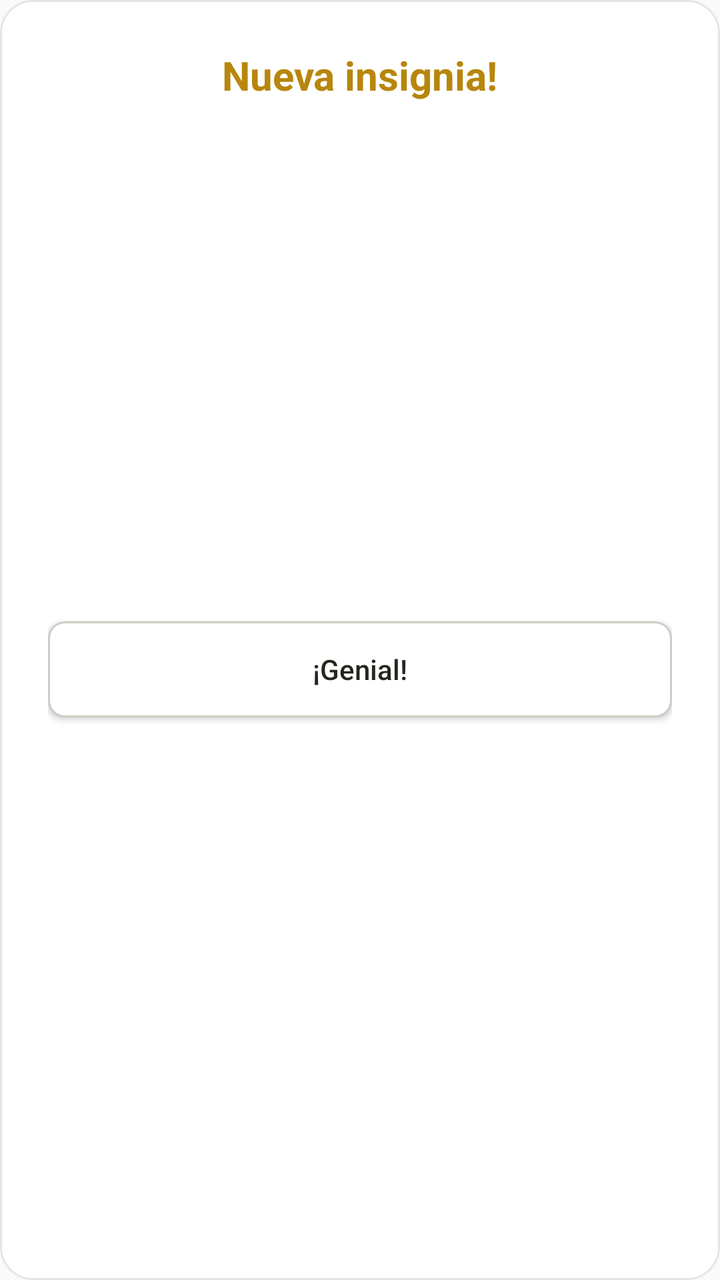
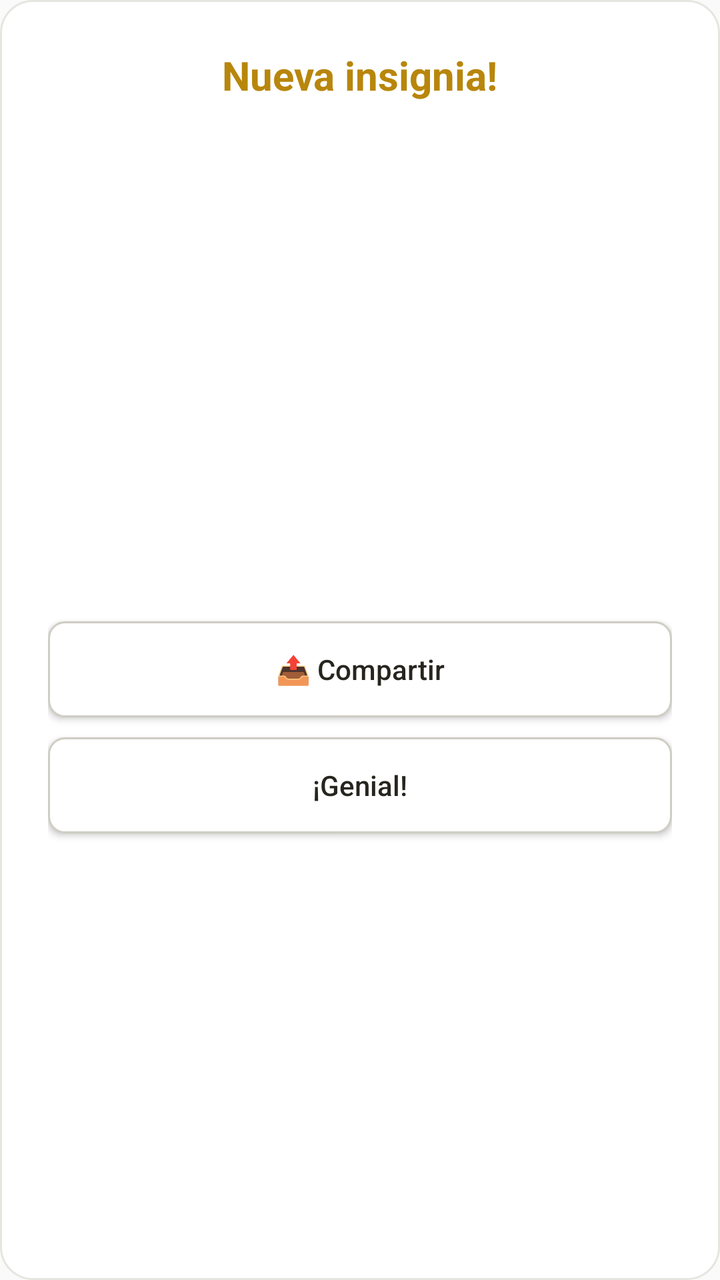

Screens rendered from an Android XML layout before and after an edit, with the pre-edit source and the edit as a unified diff.
<!-- AndroidManifest.xml: application theme Theme.AppCompat.Light.NoActionBar -->
<!-- res/layout/dialog_badge_unlocked.xml -->
<?xml version="1.0" encoding="utf-8"?>
<LinearLayout xmlns:android="http://schemas.android.com/apk/res/android"
    android:layout_width="match_parent"
    android:layout_height="wrap_content"
    android:background="@drawable/pastel_panel"
    android:gravity="center_horizontal"
    android:orientation="vertical"
    android:padding="24dp">

    <TextView
        android:layout_width="wrap_content"
        android:layout_height="wrap_content"
        android:text="Nueva insignia!"
        android:textColor="#B8860B"
        android:textSize="20sp"
        android:textStyle="bold" />

    <ImageView
        android:id="@+id/badgeImage"
        android:layout_width="160dp"
        android:layout_height="160dp"
        android:layout_marginTop="12dp"
        android:contentDescription="Insignia desbloqueada" />

    <TextView
        android:id="@+id/badgeName"
        android:layout_width="wrap_content"
        android:layout_height="wrap_content"
        android:layout_marginTop="12dp"
        android:gravity="center"
        android:textColor="@color/ink"
        android:textSize="22sp"
        android:textStyle="bold" />

    <TextView
        android:id="@+id/badgeDesc"
        android:layout_width="wrap_content"
        android:layout_height="wrap_content"
        android:layout_marginTop="6dp"
        android:gravity="center"
        android:textColor="#5A5A5A"
        android:textSize="15sp" />

    <Button
        android:id="@+id/continueButton"
        android:layout_width="match_parent"
        android:layout_height="wrap_content"
        android:layout_marginTop="20dp"
        android:background="@drawable/button_soft_action"
        android:text="¡Genial!"
        android:textAllCaps="false"
        android:textColor="@color/ink" />
</LinearLayout>
<!-- resources referenced by this layout -->
<resources>
  <color name="ink">#26251e</color>
  <!-- drawable button_soft_action (drawable) -->
  ﻿<?xml version="1.0" encoding="utf-8"?>
  <ripple xmlns:android="http://schemas.android.com/apk/res/android"
      android:color="#FF70BFA9">
      <item android:id="@android:id/mask">
          <shape android:shape="rectangle">
              <solid android:color="#FFFFFFFF" />
              <corners android:radius="8dp" />
          </shape>
      </item>
      <item>
          <selector>
              <item android:state_pressed="true">
                  <shape android:shape="rectangle">
                      <solid android:color="#FFB2E4DA" />
                      <corners android:radius="8dp" />
                      <stroke android:width="2dp" android:color="#FF70BFA9" />
                  </shape>
              </item>
              <item>
                  <shape android:shape="rectangle">
                      <solid android:color="@color/surface_card" />
                      <corners android:radius="8dp" />
                      <stroke android:width="1dp" android:color="@color/hairline_strong" />
                  </shape>
              </item>
          </selector>
      </item>
  </ripple>
  <!-- drawable pastel_panel (drawable) -->
  <?xml version="1.0" encoding="utf-8"?>
  <shape xmlns:android="http://schemas.android.com/apk/res/android"
      android:shape="rectangle">
      <solid android:color="@android:color/white" />
      <corners android:radius="16dp" />
      <stroke
          android:width="1dp"
          android:color="@color/hairline" />
  </shape>
  <color name="surface_card">#ffffff</color>
  <color name="hairline_strong">#cfcdc4</color>
  <color name="hairline">#e6e5e0</color>
</resources>

<!-- the commit's change to res/layout/dialog_badge_unlocked.xml (unified diff, before → after) -->
@@ -42,10 +42,20 @@
         android:textSize="15sp" />
 
     <Button
+        android:id="@+id/shareBadgeButton"
+        android:layout_width="match_parent"
+        android:layout_height="wrap_content"
+        android:layout_marginTop="20dp"
+        android:background="@drawable/button_soft_action"
+        android:text="📤 Compartir"
+        android:textAllCaps="false"
+        android:textColor="@color/ink" />
+
+    <Button
         android:id="@+id/continueButton"
         android:layout_width="match_parent"
         android:layout_height="wrap_content"
-        android:layout_marginTop="20dp"
+        android:layout_marginTop="10dp"
         android:background="@drawable/button_soft_action"
         android:text="¡Genial!"
         android:textAllCaps="false"
